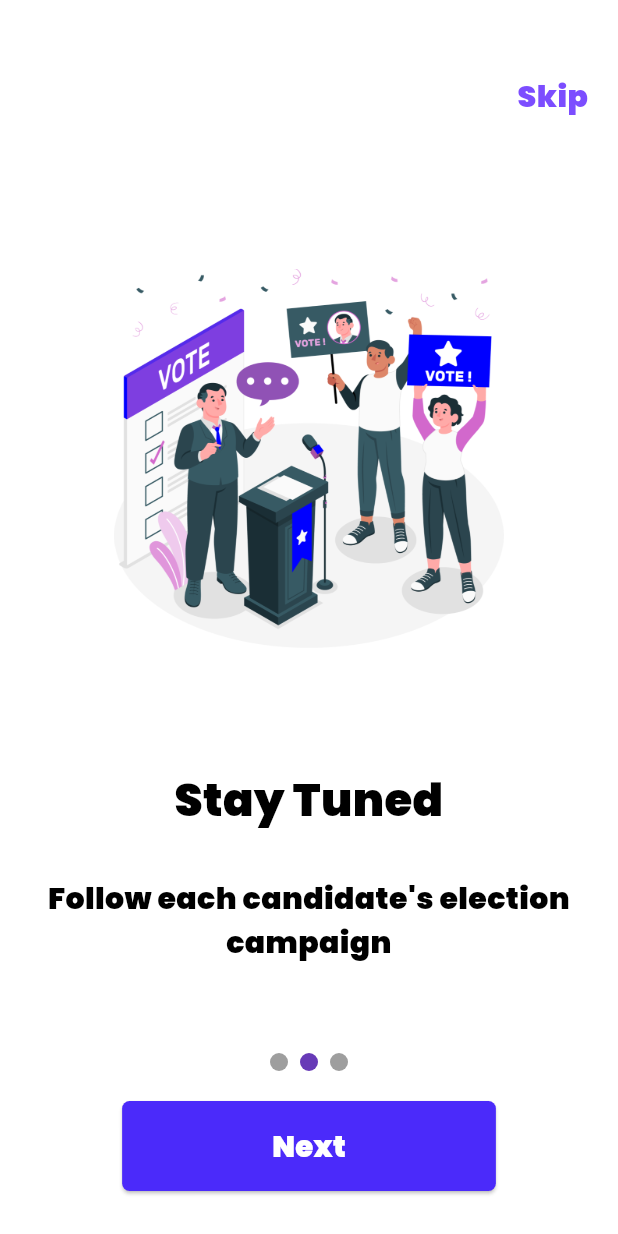
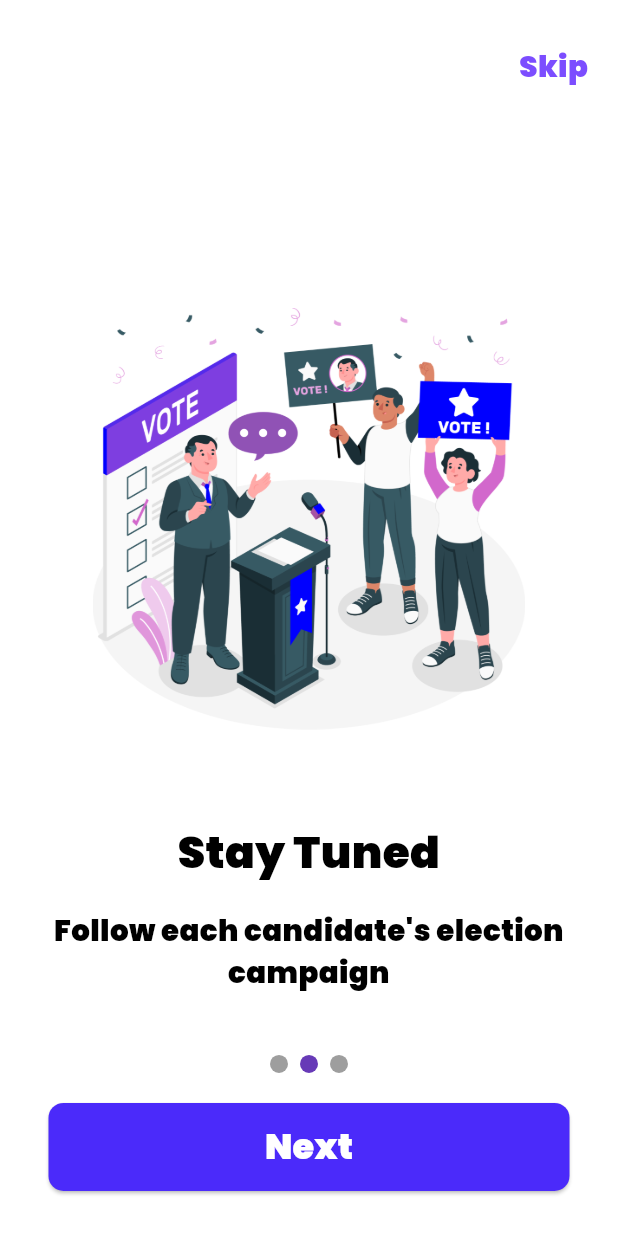
Before and after one commit to UsmanXperience/votingapp, a Flutter app: the screen it shows after launch, after a tap on "Next", on a phone screen of 412 x 824 dp. Run offline on Flutter 3.47's test engine with Material 3 defaults, Android fonts, the phone set to English and light mode, and no system bars; drawn by our look-alikes of smooth_page_indicator; our stand-ins replace flutter_screenutil.

Commit message:
second commit

```diff
--- a/lib/custom_wegets/custom_elevated_button.dart
+++ b/lib/custom_wegets/custom_elevated_button.dart
@@ -36,13 +36,13 @@ class Elevated_Button extends StatelessWidget {
             vertical: verticalPadding,
           ),
           shape: RoundedRectangleBorder(
-            borderRadius: BorderRadius.circular(5),
+            borderRadius: BorderRadius.circular(10),
           ),
         ),
         child: Text(
           text,
           style:  TextStyle(
-            fontSize: AppDimensions.moreextralarge,
+            fontSize: AppDimensions.twenty4,
             fontWeight: FontWeight.w500,
             fontFamily: 'Poppins',
 
--- a/lib/diamension/diamension.dart
+++ b/lib/diamension/diamension.dart
@@ -8,6 +8,7 @@ class AppDimensions {
   static double fifteen = 15.sp;
   static double extralarge = 16.sp;
   static double moreextralarge = 20.sp;
+  static double twenty4 = 24.sp;
   static double twentyfi = 25.sp;
   static double overlarge = 30.sp;
   static double fourty = 40.sp;
--- a/lib/route/route.dart
+++ b/lib/route/route.dart
@@ -2,12 +2,14 @@ import 'package:flutter/material.dart';
 import 'package:votingapp/view/home.dart';
 import 'package:votingapp/view/splash_screen.dart';
 
-import '../view/home1.dart';
+import '../view/login.dart';
+import '../view/otp.dart';
 
 class AppRoutes {
   static Map<String, Widget Function(BuildContext)> routes = {
     Splash_Screen.id: (context) => Splash_Screen(),
     Home.id: (context) => Home(),
-    Home1.id: (context) =>Home1(),
+    Login.id: (context) =>Login(),
+    Otp.id:(context) =>Otp(),
   };
 }
--- a/lib/view/home.dart
+++ b/lib/view/home.dart
@@ -1,7 +1,9 @@
 import 'package:flutter/material.dart';
 import 'package:smooth_page_indicator/smooth_page_indicator.dart';
 import 'package:votingapp/custom_wegets/custom_elevated_button.dart';
-import 'home1.dart';
+import 'package:votingapp/diamension/diamension.dart';
+import 'package:votingapp/extension/extension.dart';
+import 'login.dart';
 
 class Home extends StatefulWidget {
   static const String id = 'Home';
@@ -18,25 +20,28 @@ class _HomeState extends State<Home> {
 
   @override
   Widget build(BuildContext context) {
+    final screenWidth = context.screenWidth;
+    final screenHeight = context.screenHeight;
     return Scaffold(
       backgroundColor: Colors.white,
       body: Column(
+        mainAxisAlignment: MainAxisAlignment.spaceEvenly,
         children: [
           // Skip Button
           Row(
             mainAxisAlignment: MainAxisAlignment.end,
             children: [
               Padding(
-                padding:  EdgeInsets.only(right: 20, top: 50, bottom: 20),
+                padding: EdgeInsets.only(right: 20, top: 30, bottom: 20),
                 child: GestureDetector(
                   onTap: () {
-                    Navigator.pushNamed(context, Home1.id);
+                    Navigator.pushNamed(context, Login.id);
                   },
-                  child:  Text(
+                  child: Text(
                     'Skip',
                     style: TextStyle(
                       color: Colors.deepPurpleAccent,
-                      fontSize: 20,
+                      fontSize: AppDimensions.moreextralarge,
                       fontFamily: 'Poppins',
                       fontWeight: FontWeight.w500,
                     ),
@@ -59,26 +64,30 @@ class _HomeState extends State<Home> {
                 // Page 1
                 Column(
                   children: [
-                     SizedBox(height: 80),
-                    Image.asset("assets/first.png", height: 263, width: 283),
-                     SizedBox(height: 80),
+                    SizedBox(height: screenHeight * 0.1),
+                    Image.asset(
+                      "assets/first.png",
+                      height: screenHeight * 0.4,
+                      width: screenWidth * 0.8,
+                    ),
+                    SizedBox(height: screenHeight * 0.02),
                     Text(
                       "Well come to Votely",
                       textAlign: TextAlign.center,
                       style: TextStyle(
                         color: Colors.black,
-                        fontSize: 30,
+                        fontSize: AppDimensions.overlarge,
                         fontFamily: 'Poppins',
                         fontWeight: FontWeight.w700,
                       ),
                     ),
-                     SizedBox(height: 30),
+                    SizedBox(height: screenHeight * 0.01),
                     Text(
                       "The online voting application\nCreate your account and stay\ntuned",
                       textAlign: TextAlign.center,
                       style: TextStyle(
                         color: Colors.black,
-                        fontSize: 20,
+                        fontSize: AppDimensions.moreextralarge,
                         fontFamily: 'Poppins',
                         fontWeight: FontWeight.w500,
                       ),
@@ -89,26 +98,30 @@ class _HomeState extends State<Home> {
                 // Page 2
                 Column(
                   children: [
-                     SizedBox(height: 80),
-                    Image.asset("assets/second.png", height: 253, width: 260),
-                     SizedBox(height: 80),
+                    SizedBox(height: screenHeight * 0.1),
+                    Image.asset(
+                      "assets/second.png",
+                      height: screenHeight * 0.45,
+                      width: screenWidth * 0.7,
+                    ),
+                    SizedBox(height: screenHeight * 0.02),
                     Text(
                       "Stay Tuned",
                       textAlign: TextAlign.center,
                       style: TextStyle(
                         color: Colors.black,
-                        fontSize: 30,
+                        fontSize: AppDimensions.overlarge,
                         fontFamily: 'Poppins',
                         fontWeight: FontWeight.w700,
                       ),
                     ),
-                     SizedBox(height: 30),
+                    SizedBox(height: screenHeight * 0.02),
                     Text(
                       "Follow each candidate's election\ncampaign",
                       textAlign: TextAlign.center,
                       style: TextStyle(
                         color: Colors.black,
-                        fontSize: 20,
+                        fontSize: AppDimensions.moreextralarge,
                         fontFamily: 'Poppins',
                         fontWeight: FontWeight.w500,
                       ),
@@ -119,26 +132,30 @@ class _HomeState extends State<Home> {
                 // Page 3
                 Column(
                   children: [
-                     SizedBox(height: 80),
-                    Image.asset("assets/third.png", height: 264, width: 252),
-                     SizedBox(height: 80),
+                    SizedBox(height: screenHeight * 0.1),
+                    Image.asset(
+                      "assets/third.png",
+                      height: screenHeight * 0.45,
+                      width: screenWidth * 0.7,
+                    ),
+                    SizedBox(height: screenHeight * 0.02),
                     Text(
                       "Make your Choice",
                       textAlign: TextAlign.center,
                       style: TextStyle(
                         color: Colors.black,
-                        fontSize: 30,
+                        fontSize: AppDimensions.overlarge,
                         fontFamily: 'Poppins',
                         fontWeight: FontWeight.w700,
                       ),
                     ),
-                     SizedBox(height: 30),
+                    SizedBox(height: screenHeight * 0.02),
                     Text(
                       "Vote for your favorite candidate,\nand view the results in real time",
                       textAlign: TextAlign.center,
                       style: TextStyle(
                         color: Colors.black,
-                        fontSize: 20,
+                        fontSize: AppDimensions.moreextralarge,
                         fontFamily: 'Poppins',
                         fontWeight: FontWeight.w500,
                       ),
@@ -164,7 +181,9 @@ class _HomeState extends State<Home> {
           SizedBox(height: 20),
 
           // Next / Finish Button
-          Elevated_Button(
+          Padding(
+            padding: EdgeInsets.only(bottom: 30),
+            child: Elevated_Button(
               text: currentPage == 2 ? 'Finish' : 'Next',
               textColor: Colors.white,
               backgroundcolor: const Color(0xFF4B2AFA),
@@ -175,14 +194,13 @@ class _HomeState extends State<Home> {
                     curve: Curves.easeInOut,
                   );
                 } else {
-                Navigator.pushNamed(context, Home1.id);
+                  Navigator.pushNamed(context, Login.id);
                 }
               },
-            horizontalPadding: 100,
-            verticalPadding: 16,
+              horizontalPadding: screenWidth*0.35,
+              verticalPadding: screenHeight*0.015,
             ),
-
-          SizedBox(height: 30),
+          ),
         ],
       ),
     );
```
Also changed, not shown: lib/view/home1.dart (deleted, +0 -12 lines), lib/view/login.dart (added, +108 -0 lines), lib/view/otp.dart (added, +10 -0 lines). Lines whose indentation alone changed are shown as unchanged.
